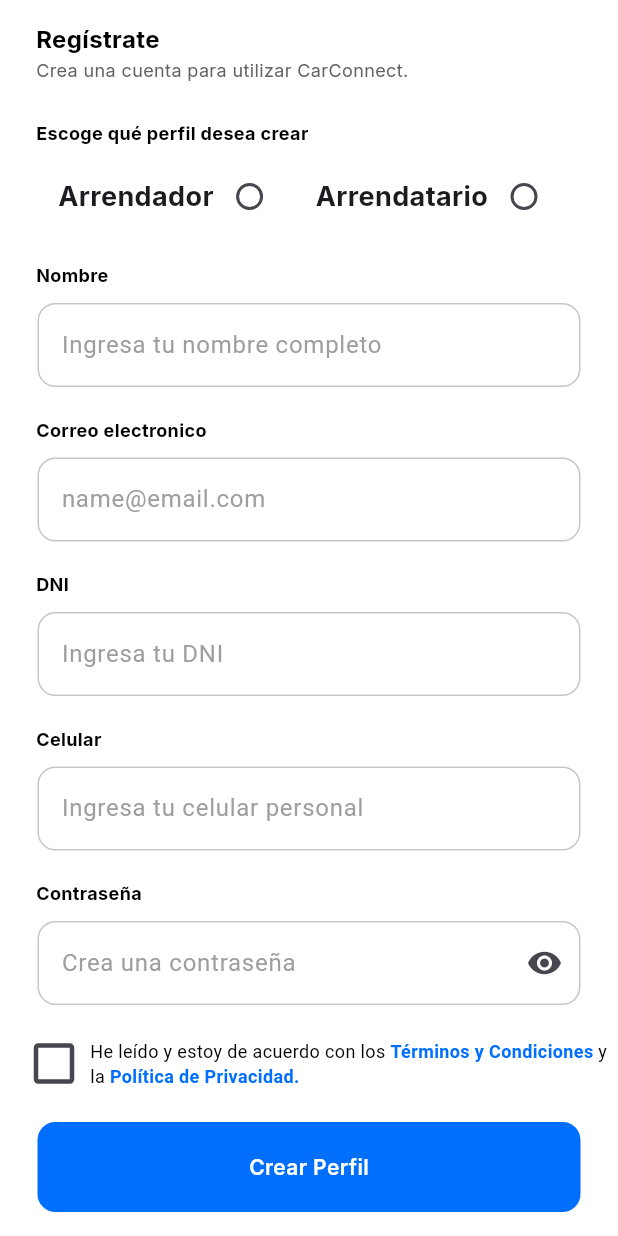
After one commit to Applicaciones-moviles/Frontend, a Flutter app: the screen it shows after launch, after a tap on "Crea una cuenta", on a phone screen of 412 x 824 dp. The commit adds this screen. Run offline on Flutter 3.47's test engine with Material 3 defaults, Android fonts, the phone set to English and light mode, and no system bars; our stand-ins replace google_fonts, table_calendar.

Commit message:
feat(register-login): add pages register and login

```diff
--- /dev/null
+++ b/lib/base/components/my_button.dart
@@ -0,0 +1,34 @@
+import 'package:flutter/material.dart';
+
+class MyButton extends StatelessWidget {
+  final String text;
+  final VoidCallback? onPressed;
+
+
+  const MyButton({
+    super.key,
+    required this.text,
+    required this.onPressed,
+  });
+
+  @override
+  Widget build(BuildContext context) {
+    return Container(
+      padding: EdgeInsets.all(20),
+      margin: EdgeInsets.symmetric(horizontal: 25),
+      decoration: BoxDecoration(
+          color: Color(0xFF006FFD),
+          borderRadius: BorderRadius.circular(12)),
+      child: Center(
+        child: Text(
+          text,
+          style: TextStyle(
+            color: Colors.white,
+            fontWeight: FontWeight.w600,
+            fontFamily: 'Inter',
+          ),
+        ),
+      ),
+    );
+  }
+}
--- /dev/null
+++ b/lib/base/components/my_textfield.dart
@@ -0,0 +1,65 @@
+import 'package:flutter/material.dart';
+
+class MyTextfield extends StatefulWidget {
+  final TextEditingController controller;
+  final String hintText;
+  final bool obscureText;
+  final bool isPasswordField; // Nuevo parámetro
+
+  const MyTextfield({
+    super.key,
+    required this.controller,
+    required this.hintText,
+    required this.obscureText,
+    this.isPasswordField = false, // Por defecto es false
+  });
+
+  @override
+  _MyTextfieldState createState() => _MyTextfieldState();
+}
+
+class _MyTextfieldState extends State<MyTextfield> {
+  late bool _obscureText;
+
+  @override
+  void initState() {
+    super.initState();
+    _obscureText = widget.obscureText;
+  }
+
+  @override
+  Widget build(BuildContext context) {
+    return Padding(
+      padding: const EdgeInsets.symmetric(horizontal: 25.0),
+      child: TextField(
+        controller: widget.controller,
+        obscureText: _obscureText,
+        decoration: InputDecoration(
+          enabledBorder: OutlineInputBorder(
+            borderSide: BorderSide(color: Color(0xFFC5C6CC)),
+            borderRadius: BorderRadius.circular(12),
+          ),
+          focusedBorder: OutlineInputBorder(
+            borderSide: BorderSide(color: Colors.grey.shade400),
+          ),
+          fillColor: Colors.white,
+          filled: true,
+          hintText: widget.hintText,
+          hintStyle: TextStyle(color: Colors.grey[500]),
+          suffixIcon: widget.isPasswordField // Solo mostrar si es un campo de contraseña
+              ? IconButton(
+            icon: Icon(
+              _obscureText ? Icons.visibility : Icons.visibility_off,
+            ),
+            onPressed: () {
+              setState(() {
+                _obscureText = !_obscureText;
+              });
+            },
+          )
+              : null, // No mostrar ícono si no es un campo de contraseña
+        ),
+      ),
+    );
+  }
+}
--- /dev/null
+++ b/lib/base/screens/login_page.dart
@@ -0,0 +1,135 @@
+import 'package:carconnect_aplication/base/components/my_button.dart';
+import 'package:carconnect_aplication/base/components/my_textfield.dart';
+import 'package:carconnect_aplication/base/screens/register_page.dart';
+import 'package:flutter/material.dart';
+import 'package:google_fonts/google_fonts.dart';
+
+
+
+class LoginPage extends StatelessWidget {
+  LoginPage({super.key});
+
+  final emailController = TextEditingController();
+  final passwordController = TextEditingController();
+
+  @override
+  Widget build(BuildContext context){
+    return Scaffold(
+      backgroundColor: Colors.white,
+      body: SafeArea(
+        child: Center(
+          child: Column(
+            children: [
+              const SizedBox(height: 50),
+
+              Row(
+                mainAxisAlignment: MainAxisAlignment.center,
+                children: [
+                  Image.asset(
+                    'lib/images/login_image.png',
+                    height: 220,
+                  )
+                ],
+              ),
+
+              const SizedBox(height: 40),
+
+
+              Text(
+                'Bienvenido a CarConnect!',
+                style: GoogleFonts.inter(
+                  color: Colors.black,
+                  fontWeight: FontWeight.bold,
+                  fontSize: 24,
+                ),
+              ),
+
+              const SizedBox(height: 25),
+
+
+              MyTextfield(
+                controller: emailController,
+                hintText: 'Correo electronico',
+                obscureText: false,
+              ),
+
+              const SizedBox(height: 10),
+
+
+              MyTextfield(
+                controller: passwordController,
+                hintText: 'Contraseña',
+                obscureText: true,
+                isPasswordField: true,
+              ),
+
+              const SizedBox(height: 15),
+
+              Padding(
+                padding: const EdgeInsets.symmetric(horizontal: 25.0),
+                child: Row(
+                  mainAxisAlignment: MainAxisAlignment.start,
+                  children: [
+                    Text(
+                      '¿Olvidaste tu contraseña?',
+                      style: TextStyle(
+                          color: Color(0xFF006FFD),
+                          fontWeight: FontWeight.w900,
+                          fontFamily: 'Inter',
+                          fontSize: 12),
+                    ),
+                  ],
+                ),
+              ),
+
+              const SizedBox(height: 25),
+
+              //sign button
+
+              MyButton(text: "Inicia sesión",onPressed: (){},),
+
+              const SizedBox(height: 15),
+
+              Row(
+
+                mainAxisAlignment: MainAxisAlignment.center,
+                children: [
+                  Text(
+                    '¿No tienes una cuenta? ',
+                    style: GoogleFonts.inter(
+                      color: Colors.grey[700],
+                      fontSize: 12,
+                    ),
+                  ),
+                  GestureDetector(
+                    onTap: (){
+                      Navigator.push(
+                        context,
+                        MaterialPageRoute(builder: (context) => RegisterPage()),
+                      );
+                    },
+                    child: Text(
+                      'Crea una cuenta',
+                      style: GoogleFonts.inter(
+                        color: Colors.blue,
+                        fontSize: 12,
+                        fontWeight: FontWeight.bold,
+                      ),
+                    ),
+                  )
+                ],
+
+              )
+
+
+
+            ],
+          ),
+        ),
+      ),
+    );
+
+
+
+  }
+}
--- /dev/null
+++ b/lib/base/screens/register_page.dart
@@ -0,0 +1,290 @@
+import 'package:carconnect_aplication/base/components/my_button.dart';
+import 'package:carconnect_aplication/base/components/my_textfield.dart';
+import 'package:flutter/material.dart';
+import 'package:google_fonts/google_fonts.dart';
+
+
+class RegisterPage extends StatefulWidget {
+  RegisterPage({super.key});
+
+  @override
+  _RegisterPageState createState() => _RegisterPageState();
+}
+
+class _RegisterPageState extends State<RegisterPage> {
+  final userController = TextEditingController();
+  final emailController = TextEditingController();
+  final dniController = TextEditingController();
+  final phoneController = TextEditingController();
+  final passwordController = TextEditingController();
+
+  String? selectedProfile;
+  bool isTermsAccepted = false; // Variable para los términos
+
+  @override
+  Widget build(BuildContext context) {
+    return Scaffold(
+      backgroundColor: Colors.white,
+      body: SafeArea(
+        child: Center(
+          child: Column(
+            children: [
+              const SizedBox(height: 15),
+              Padding(
+                padding: const EdgeInsets.only(left: 24),
+                child: Row(
+                  children: [
+                    Text(
+                      'Regístrate',
+                      style: GoogleFonts.inter(
+                        color: Colors.black,
+                        fontWeight: FontWeight.bold,
+                        fontSize: 16,
+                      ),
+                    ),
+                  ],
+                ),
+              ),
+              Padding(
+                padding: const EdgeInsets.only(left: 24),
+                child: Row(
+                  children: [
+                    Text(
+                      'Crea una cuenta para utilizar CarConnect.',
+                      style: GoogleFonts.inter(
+                        color: Colors.grey[700],
+                        fontSize: 12,
+                      ),
+                    ),
+                  ],
+                ),
+              ),
+              const SizedBox(height: 25),
+              Padding(
+                padding: const EdgeInsets.only(left: 24),
+                child: Row(
+                  children: [
+                    Text(
+                      'Escoge qué perfil desea crear',
+                      style: GoogleFonts.inter(
+                        color: Colors.black,
+                        fontWeight: FontWeight.bold,
+                        fontSize: 12,
+                      ),
+                    ),
+                  ],
+                ),
+              ),
+              const SizedBox(height: 10),
+
+              Row(
+                mainAxisAlignment: MainAxisAlignment.center,
+                children: [
+                  Text(
+                    'Arrendador',
+                    style: GoogleFonts.inter(
+                        fontWeight: FontWeight.bold, fontSize: 18),
+                  ),
+                  Radio<String>(
+                    value: 'Arrendador',
+                    activeColor: Color(0xFF006FFD),
+                    groupValue: selectedProfile,
+                    onChanged: (value) {
+                      setState(() {
+                        selectedProfile = value;
+                      });
+                    },
+                  ),
+                  const SizedBox(width: 20),
+                  Text(
+                    'Arrendatario',
+                    style: GoogleFonts.inter(
+                      fontWeight: FontWeight.bold,
+                      fontSize: 18,
+                    ),
+                  ),
+                  Radio<String>(
+                    value: 'Arrendatario',
+                    activeColor: Color(0xFF006FFD),
+                    groupValue: selectedProfile,
+                    onChanged: (value) {
+                      setState(() {
+                        selectedProfile = value;
+                      });
+                    },
+                  ),
+                ],
+              ),
+
+              const SizedBox(height: 20),
+              Padding(
+                padding: const EdgeInsets.only(left: 24),
+                child: Row(
+                  children: [
+                    Text(
+                      'Nombre',
+                      style: GoogleFonts.inter(
+                        color: Colors.black,
+                        fontWeight: FontWeight.bold,
+                        fontSize: 12,
+                      ),
+                    ),
+                  ],
+                ),
+              ),
+              const SizedBox(height: 10),
+              MyTextfield(
+                controller: userController,
+                hintText: 'Ingresa tu nombre completo',
+                obscureText: false,
+              ),
+              const SizedBox(height: 20),
+              Padding(
+                padding: const EdgeInsets.only(left: 24),
+                child: Row(
+                  children: [
+                    Text(
+                      'Correo electronico',
+                      style: GoogleFonts.inter(
+                        color: Colors.black,
+                        fontWeight: FontWeight.bold,
+                        fontSize: 12,
+                      ),
+                    ),
+                  ],
+                ),
+              ),
+              const SizedBox(height: 10),
+              MyTextfield(
+                controller: emailController,
+                hintText: 'name@email.com',
+                obscureText: false,
+              ),
+              const SizedBox(height: 20),
+              Padding(
+                padding: const EdgeInsets.only(left: 24),
+                child: Row(
+                  children: [
+                    Text(
+                      'DNI',
+                      style: GoogleFonts.inter(
+                        color: Colors.black,
+                        fontWeight: FontWeight.bold,
+                        fontSize: 12,
+                      ),
+                    ),
+                  ],
+                ),
+              ),
+              const SizedBox(height: 10),
+              MyTextfield(
+                controller: dniController,
+                hintText: 'Ingresa tu DNI',
+                obscureText: false,
+              ),
+              const SizedBox(height: 20),
+              Padding(
+                padding: const EdgeInsets.only(left: 24),
+                child: Row(
+                  children: [
+                    Text(
+                      'Celular',
+                      style: GoogleFonts.inter(
+                        color: Colors.black,
+                        fontWeight: FontWeight.bold,
+                        fontSize: 12,
+                      ),
+                    ),
+                  ],
+                ),
+              ),
+              const SizedBox(height: 10),
+              MyTextfield(
+                controller: phoneController,
+                hintText: 'Ingresa tu celular personal',
+                obscureText: false,
+              ),
+              const SizedBox(height: 20),
+              Padding(
+                padding: const EdgeInsets.only(left: 24),
+                child: Row(
+                  children: [
+                    Text(
+                      'Contraseña',
+                      style: GoogleFonts.inter(
+                        color: Colors.black,
+                        fontWeight: FontWeight.bold,
+                        fontSize: 12,
+                      ),
+                    ),
+                  ],
+                ),
+              ),
+              const SizedBox(height: 10),
+              MyTextfield(
+                controller: passwordController,
+                hintText: 'Crea una contraseña',
+                obscureText: true,
+                isPasswordField: true,
+              ),
+
+              const SizedBox(height: 15),
+
+              // Checkbox para términos y condiciones
+              Padding(
+                padding: const EdgeInsets.only(left: 12),
+                child: Row(
+                  children: [
+                    Transform.scale(
+                      scale: 1.5,
+                      child: Checkbox(
+                        value: isTermsAccepted,
+                        activeColor: Color(0xFF006FFD),
+                        onChanged: (value) {
+                          setState(() {
+                            isTermsAccepted = value ?? false;
+                          });
+                        },
+                      ),
+                    ),
+                    const Expanded(
+                        child: Text.rich(TextSpan(children: [
+                          TextSpan(
+                            text: "He leído y estoy de acuerdo con los ",
+                            style: TextStyle(fontSize: 12, color: Colors.black),
+                          ),
+                          TextSpan(
+                            text: 'Términos y Condiciones',
+                            style: TextStyle(
+                                fontSize: 12,
+                                fontWeight: FontWeight.bold,
+                                color: Color(0xFF006FFD)), // Cambia el color aquí
+                          ),
+                          TextSpan(
+                            text: ' y la ',
+                            style: TextStyle(fontSize: 12, color: Colors.black),
+                          ),
+                          TextSpan(
+                            text: 'Política de Privacidad.',
+                            style: TextStyle(
+                                fontSize: 12,
+                                fontWeight: FontWeight.bold,
+                                color: Color(0xFF006FFD)), // Cambia el color aquí
+                          ),
+                        ]))),
+                  ],
+                ),
+              ),
+
+              const SizedBox(height: 15),
+
+              MyButton(
+                  text: "Crear Perfil",
+                  onPressed: isTermsAccepted ? () {} : null)
+            ],
+          ),
+        ),
+      ),
+    );
+  }
+}
--- a/lib/main.dart
+++ b/lib/main.dart
@@ -1,3 +1,4 @@
+import 'package:carconnect_aplication/base/screens/login_page.dart';
 import 'package:flutter/material.dart';
 import 'base/screens/registercar.dart';
 void main() {
@@ -22,7 +23,8 @@ class MyApp extends StatelessWidget {
         primarySwatch: Colors.blue,
       ),
       //home: const Cart(),
-      home: Registercar(),
+      // home: Registercar(),
+      home: LoginPage(),
     );
   }
 }
--- a/pubspec.yaml
+++ b/pubspec.yaml
@@ -30,6 +30,7 @@ environment:
 dependencies:
   flutter:
     sdk: flutter
+  google_fonts: 6.2.1
 
 
   # The following adds the Cupertino Icons font to your application.
@@ -68,6 +69,7 @@ flutter:
   # To add assets to your application, add an assets section, like this:
   assets:
     - assets/images/
+#    - lib/base/images/
   #   - images/a_dot_ham.jpeg
 
   # An image asset can refer to one or more resolution-specific "variants", see
```
Also changed, not shown: lib/base/images/login_image.png (added), pubspec.lock, 1 other file.
